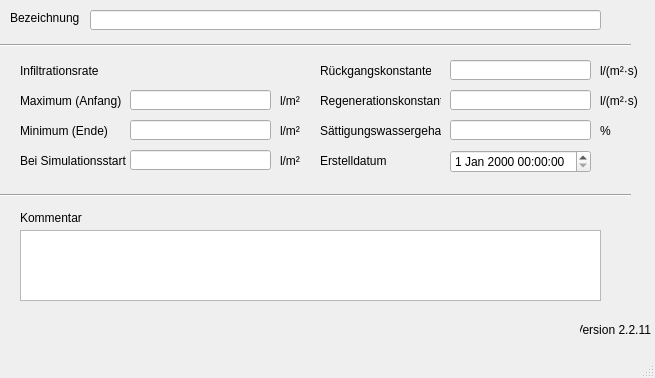
The window that qkan/database/templates/bodenklassen.ui (hoettges/QKan) describes before a commit, drawn with Qt 5.
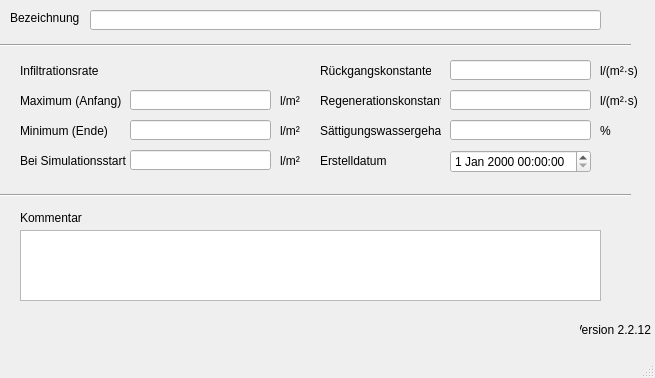
The same window after the commit. Custom widgets are drawn as their Qt base class.

The edit to the form file:
```diff
--- a/qkan/database/templates/bodenklassen.ui
+++ b/qkan/database/templates/bodenklassen.ui
@@ -354,7 +354,7 @@
      <string>Version QKan Import</string>
     </property>
     <property name="text">
-     <string>Version 2.2.11</string>
+     <string>Version 2.2.12</string>
     </property>
     <property name="alignment">
      <set>Qt::AlignRight|Qt::AlignTrailing|Qt::AlignVCenter</set>
```
